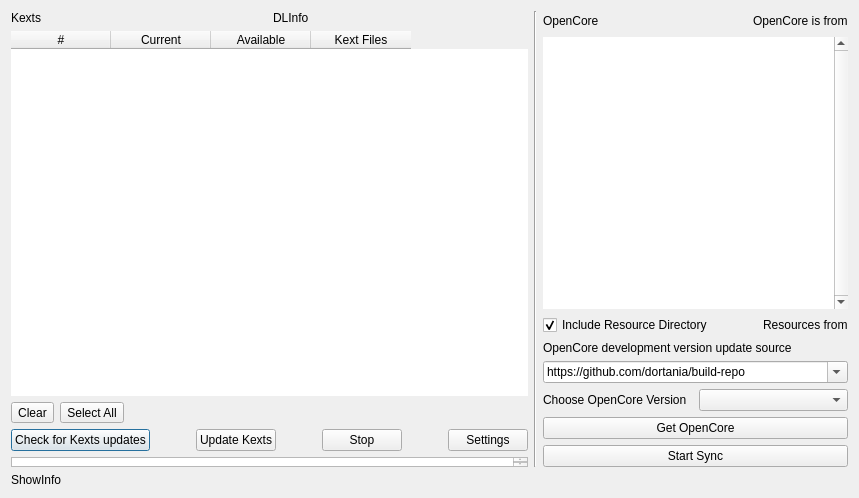
Before: the Qt Designer form syncocdialog.ui in ic005k/OCAuxiliaryTools, drawn with Qt 5.
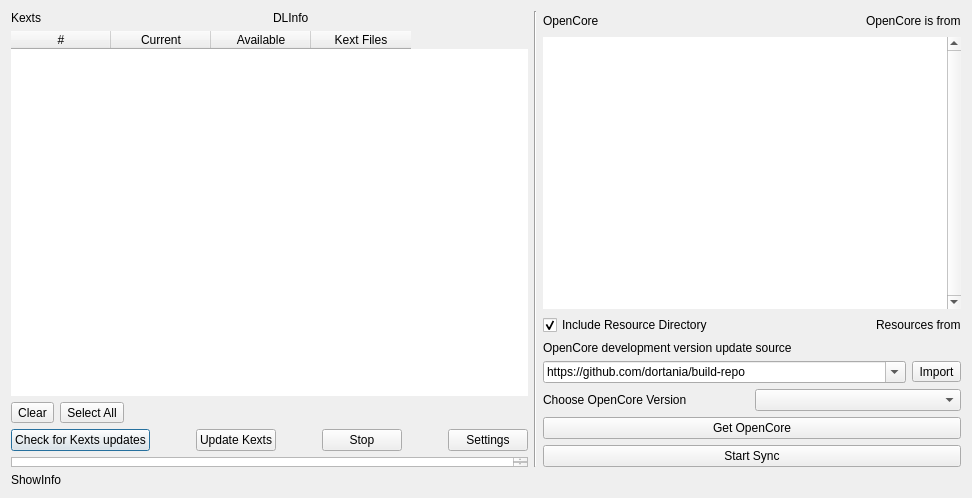
After: the same form once the commit is applied.

```diff
--- a/syncocdialog.ui
+++ b/syncocdialog.ui
@@ -6,7 +6,7 @@
    <rect>
     <x>0</x>
     <y>0</y>
-    <width>859</width>
+    <width>972</width>
     <height>498</height>
    </rect>
   </property>
@@ -14,7 +14,7 @@
    <string>Sync OC</string>
   </property>
   <layout class="QGridLayout" name="gridLayout">
-   <item row="0" column="0" rowspan="7">
+   <item row="0" column="0" rowspan="5">
     <layout class="QVBoxLayout" name="verticalLayout">
      <item>
       <layout class="QHBoxLayout" name="horizontalLayout">
@@ -209,7 +209,7 @@
      </item>
     </layout>
    </item>
-   <item row="0" column="1" rowspan="7">
+   <item row="0" column="1" rowspan="5">
     <widget class="Line" name="line">
      <property name="orientation">
       <enum>Qt::Vertical</enum>
@@ -316,7 +316,26 @@
     </layout>
    </item>
    <item row="3" column="2">
+    <widget class="QFrame" name="frame">
+     <property name="frameShape">
+      <enum>QFrame::NoFrame</enum>
+     </property>
+     <property name="frameShadow">
+      <enum>QFrame::Plain</enum>
+     </property>
     <layout class="QVBoxLayout" name="verticalLayout_3">
+      <property name="leftMargin">
+       <number>0</number>
+      </property>
+      <property name="topMargin">
+       <number>0</number>
+      </property>
+      <property name="rightMargin">
+       <number>0</number>
+      </property>
+      <property name="bottomMargin">
+       <number>0</number>
+      </property>
      <item>
       <widget class="QLabel" name="lblDevSource">
        <property name="text">
@@ -325,6 +344,8 @@
       </widget>
      </item>
      <item>
+       <layout class="QHBoxLayout" name="horizontalLayout_6">
+        <item>
       <widget class="QComboBox" name="editOCDevSource">
        <property name="editable">
         <bool>true</bool>
@@ -346,9 +367,19 @@
        </item>
       </widget>
      </item>
-    </layout>
-   </item>
-   <item row="4" column="2">
+        <item>
+         <widget class="QToolButton" name="btnImport">
+          <property name="toolTip">
+           <string>Import a local OpenCore Development Edition Zip file.</string>
+          </property>
+          <property name="text">
+           <string>Import</string>
+          </property>
+         </widget>
+        </item>
+       </layout>
+      </item>
+      <item>
     <layout class="QHBoxLayout" name="horizontalLayout_5">
      <item>
       <widget class="QLabel" name="lblOCVersions">
@@ -362,21 +393,24 @@
      </item>
     </layout>
    </item>
-   <item row="5" column="2">
+      <item>
     <widget class="QPushButton" name="btnUpdateOC">
      <property name="text">
       <string>Get OpenCore</string>
      </property>
     </widget>
    </item>
-   <item row="6" column="2">
+     </layout>
+    </widget>
+   </item>
+   <item row="4" column="2">
     <widget class="QPushButton" name="btnStartSync">
      <property name="text">
       <string>Start Sync</string>
      </property>
     </widget>
    </item>
-   <item row="7" column="0" colspan="3">
+   <item row="5" column="0" colspan="3">
     <layout class="QHBoxLayout" name="horizontalLayout_2">
      <item>
       <widget class="QLabel" name="lblShowInfo">
```
Lines whose indentation alone changed are shown as unchanged.
